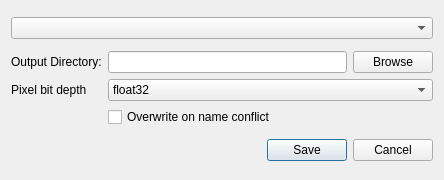
This is mantidimaging/gui/ui/nexus_save_dialog.ui in mantidproject/mantidimaging as Qt 5 draws it before an edit. The edited form follows.
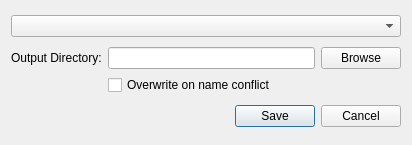
This is the edited form.

Commit message: simplifying nexus dialog

Patch:
```diff
--- a/mantidimaging/gui/ui/nexus_save_dialog.ui
+++ b/mantidimaging/gui/ui/nexus_save_dialog.ui
@@ -6,8 +6,8 @@
    <rect>
     <x>0</x>
     <y>0</y>
-    <width>444</width>
-    <height>180</height>
+    <width>412</width>
+    <height>145</height>
    </rect>
   </property>
   <property name="windowTitle">
@@ -26,26 +26,6 @@
        </property>
       </widget>
      </item>
-     <item row="1" column="0">
-      <widget class="QLabel" name="label_4">
-       <property name="enabled">
-        <bool>true</bool>
-       </property>
-       <property name="text">
-        <string>Pixel bit depth</string>
-       </property>
-      </widget>
-     </item>
-     <item row="2" column="1">
-      <widget class="QCheckBox" name="overwriteAll">
-       <property name="text">
-        <string>Overwrite on name conflict</string>
-       </property>
-       <property name="checked">
-        <bool>false</bool>
-       </property>
-      </widget>
-     </item>
      <item row="0" column="2">
       <widget class="QPushButton" name="browseButton">
        <property name="text">
@@ -53,6 +33,16 @@
        </property>
       </widget>
      </item>
+     <item row="1" column="1">
+      <widget class="QCheckBox" name="overwriteAll">
+       <property name="text">
+        <string>Overwrite on name conflict</string>
+       </property>
+       <property name="checked">
+        <bool>false</bool>
+       </property>
+      </widget>
+     </item>
      <item row="0" column="1">
       <widget class="QLineEdit" name="savePath">
        <property name="text">
@@ -60,29 +50,6 @@
        </property>
       </widget>
      </item>
-     <item row="1" column="1" colspan="2">
-      <widget class="QComboBox" name="pixelDepth">
-       <property name="enabled">
-        <bool>true</bool>
-       </property>
-       <property name="editable">
-        <bool>false</bool>
-       </property>
-       <property name="currentIndex">
-        <number>0</number>
-       </property>
-       <item>
-        <property name="text">
-         <string>float32</string>
-        </property>
-       </item>
-       <item>
-        <property name="text">
-         <string>int16</string>
-        </property>
-       </item>
-      </widget>
-     </item>
     </layout>
    </item>
    <item>
```
